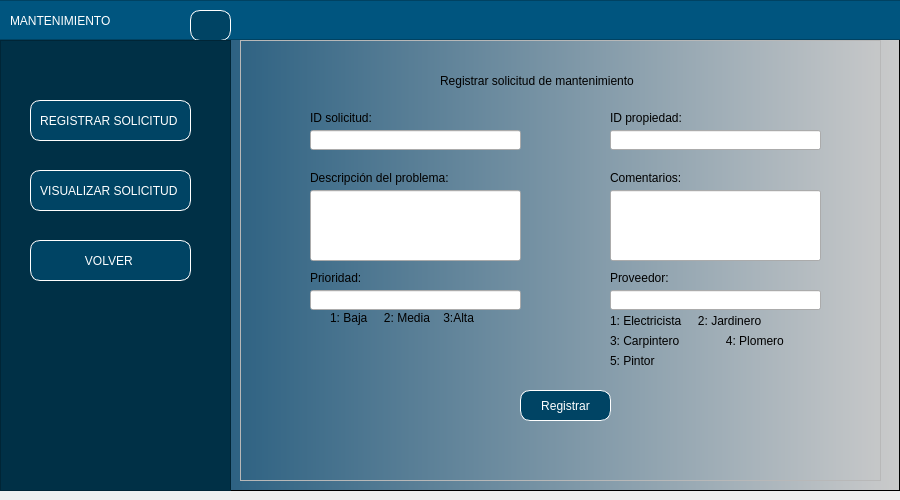
Qt form InterfazGrafica/ventanaRegistrarManteInquilino.ui (nicoArley/gestionPropiedades) before a commit.
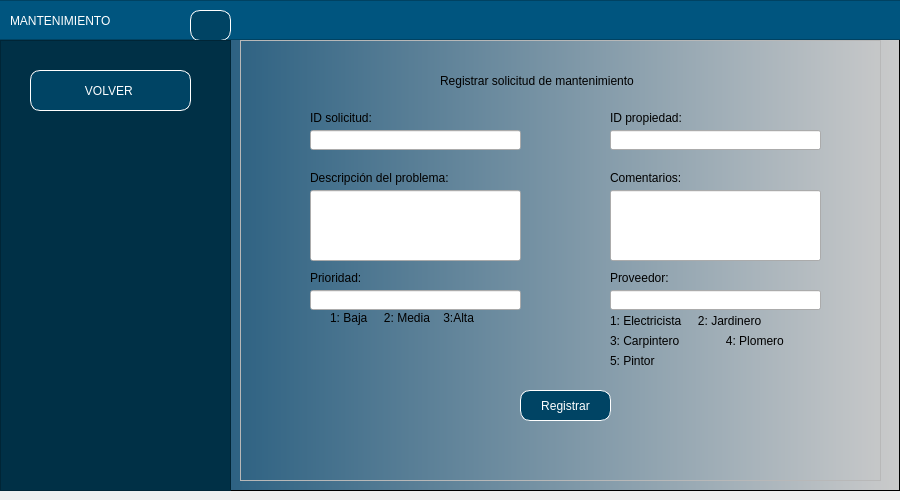
The same form after that commit. Icons and pictures are not drawn.

```diff
--- a/InterfazGrafica/ventanaRegistrarManteInquilino.ui
+++ b/InterfazGrafica/ventanaRegistrarManteInquilino.ui
@@ -159,7 +159,7 @@
         <property name="geometry">
          <rect>
           <x>30</x>
-          <y>200</y>
+          <y>30</y>
           <width>161</width>
           <height>41</height>
          </rect>
@@ -175,47 +175,7 @@
         </property>
         <property name="icon">
          <iconset>
-          <normaloff>./Imagenes/volver.png</normaloff>./Imagenes/volver.png</iconset>
-        </property>
-       </widget>
-       <widget class="QPushButton" name="btnRegisSolicitud">
-        <property name="geometry">
-         <rect>
-          <x>30</x>
-          <y>60</y>
-          <width>161</width>
-          <height>41</height>
-         </rect>
-        </property>
-        <property name="layoutDirection">
-         <enum>Qt::RightToLeft</enum>
-        </property>
-        <property name="text">
-         <string>REGISTRAR SOLICITUD </string>
-        </property>
-        <property name="icon">
-         <iconset>
-          <normaloff>./Imagenes/reporte.png</normaloff>./Imagenes/reporte.png</iconset>
-        </property>
-       </widget>
-       <widget class="QPushButton" name="btnVizualizarSolicitud">
-        <property name="geometry">
-         <rect>
-          <x>30</x>
-          <y>130</y>
-          <width>161</width>
-          <height>41</height>
-         </rect>
-        </property>
-        <property name="layoutDirection">
-         <enum>Qt::RightToLeft</enum>
-        </property>
-        <property name="text">
-         <string>VISUALIZAR SOLICITUD </string>
-        </property>
-        <property name="icon">
-         <iconset>
-          <normaloff>./Imagenes/buscar.png</normaloff>./Imagenes/buscar.png</iconset>
+          <normaloff>Imagenes/volver.png</normaloff>Imagenes/volver.png</iconset>
         </property>
        </widget>
       </widget>
```
Left out of the diff: 2 changed lines with no effect on the pictures.
